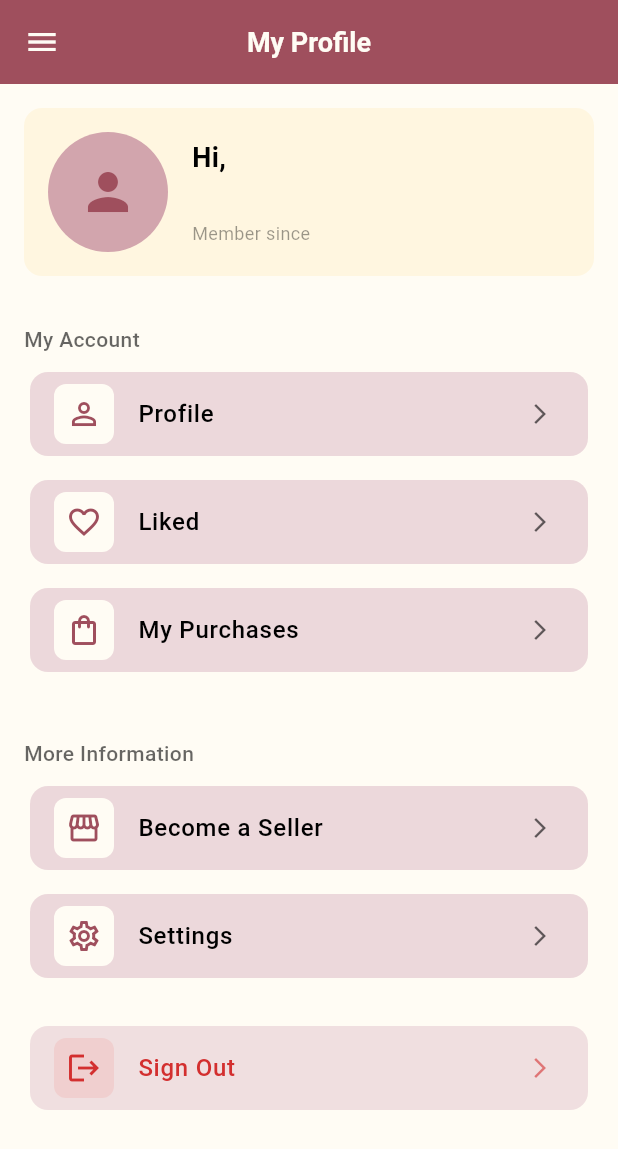
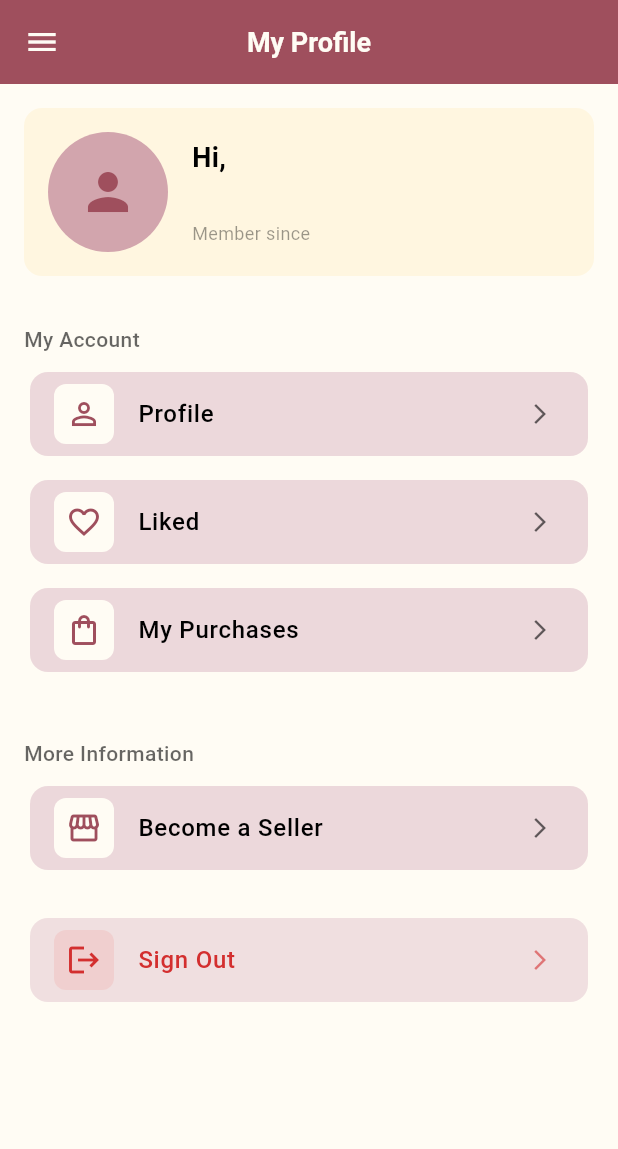
Before and after one commit to nuramirahathirahnazli/utmThrift-mobile, a Flutter app: the ProfilePage screen opened by its route, on a phone screen of 412 x 824 dp. Shown: the top 1149 px of the screen. Run offline on Flutter 3.47's test engine with Material 3 defaults, Android fonts, the phone set to English and light mode, and no system bars; our stand-ins replace file_picker, flutter_rating_bar, image_picker, photo_view, shared_preferences, webview_flutter; missing offline and left inert: webview_flutter_android; accounts and stored records are empty; network calls fail.

Commit message:
SprintTesting: Remove setting option. no need anymore

```diff
--- a/utmthrift_mobile/lib/views/pages/profile_page.dart
+++ b/utmthrift_mobile/lib/views/pages/profile_page.dart
@@ -203,7 +203,7 @@ class _ProfilePageState extends State<ProfilePage> {
                   );
                 }),
               ],
-              _buildMenuOption(Icons.settings_outlined, "Settings", () {}),
+
               const SizedBox(height: 16),
               _buildLogoutOption(context),
             ],
```
